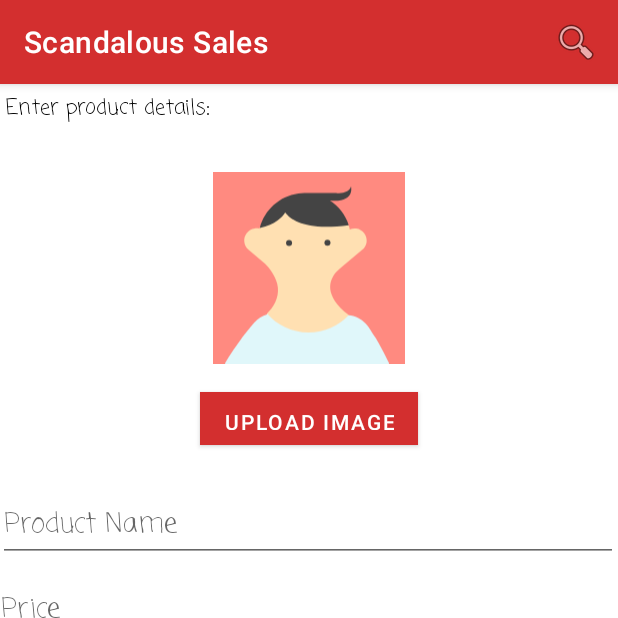
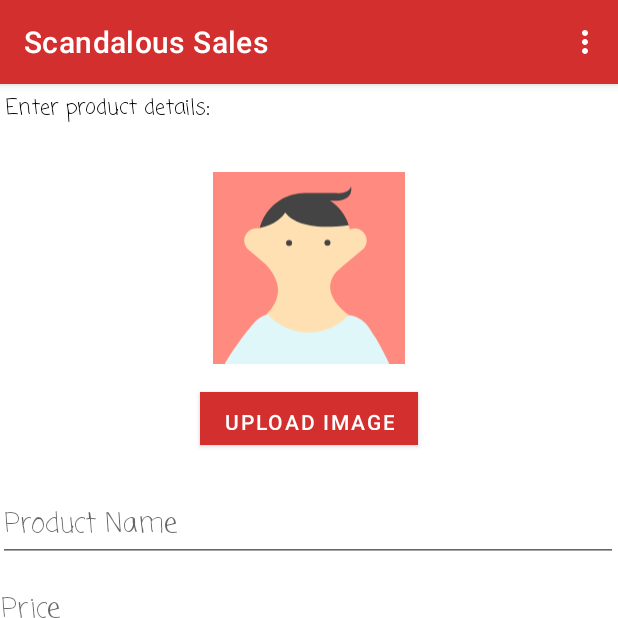
Before and after one commit to dreonwo/ScandalousSales, an Android app: the MainActivity screen opened directly, with no data from a screen before it, item 2 of the bottom bar chosen, on a phone screen of 412 x 824 dp, the top half of it. Run offline under Robolectric (Android 15) with nearby library versions, the phone set to English and light mode, and no system bars; libraries missing offline, so code that uses them is left out: com.parse; pictures from the network do not load; 8 statements that could not run were skipped.

Commit message:
I have an Issue

```diff
--- /dev/null
+++ b/app/src/main/java/com/example/scandaloussales/CaptureAct.java
@@ -0,0 +1,6 @@
+package com.example.scandaloussales;
+
+import com.journeyapps.barcodescanner.CaptureActivity;
+
+public class CaptureAct extends CaptureActivity {
+}
--- a/app/src/main/java/com/example/scandaloussales/MainActivity.java
+++ b/app/src/main/java/com/example/scandaloussales/MainActivity.java
@@ -1,18 +1,22 @@
 package com.example.scandaloussales;
 
 import androidx.annotation.NonNull;
+import androidx.appcompat.app.AppCompatActivity;
+import androidx.core.view.MenuItemCompat;
+import androidx.fragment.app.Fragment;
+import androidx.fragment.app.FragmentManager;
+
 import androidx.annotation.Nullable;
 import androidx.appcompat.app.ActionBar;
-import androidx.appcompat.app.AppCompatActivity;
-import androidx.appcompat.widget.SearchView;
-
-import androidx.appcompat.widget.Toolbar;
-import androidx.fragment.app.Fragment;
-import androidx.fragment.app.FragmentManager;
 
 import android.content.Intent;
 import android.os.Bundle;
 import android.util.Log;
+import android.view.MenuInflater;
+import android.widget.AdapterView;
+import android.widget.ArrayAdapter;
+import android.widget.ListView;
+import android.widget.SearchView;
 import android.widget.Toast;
 
 import com.example.scandaloussales.fragments.ProfileFragment;
@@ -27,24 +31,57 @@ import android.widget.EditText;
 import android.widget.TextView;
 import android.widget.Toast;
 
-
 import com.example.scandaloussales.fragments.ComposeFragment;
 import com.example.scandaloussales.fragments.PostsFragment;
 import com.google.android.material.bottomnavigation.BottomNavigationView;
 
+import java.util.ArrayList;
+
 public class MainActivity extends AppCompatActivity {
+    //private Button btnScanItem;
+    ListView listView;
+
+    ArrayList<String> stringArrayList = new ArrayList<>();
+    ArrayAdapter<String> adapter;
 
     public static final String TAG = "MainActivity";
 
+
     final FragmentManager fragmentManager = getSupportFragmentManager();
     private BottomNavigationView bottomNavigationView;
+
 
     @Override
     protected void onCreate(Bundle savedInstanceState) {
         super.onCreate(savedInstanceState);
         setContentView(R.layout.activity_main);
 
+
+        listView = findViewById(R.id.list_view);
+
+        for(int i=0; i<=100; i++){
+            stringArrayList.add("Item " + i);
+        }
+
+        adapter = new ArrayAdapter<>(MainActivity.this
+                ,android.R.layout.simple_list_item_1,stringArrayList);
+
+
+        listView.setAdapter(adapter);
+
+        listView.setOnItemClickListener(new AdapterView.OnItemClickListener() {
+            @Override
+            public void onItemClick(AdapterView<?> parent, View view, int position, long id) {
+                //Display click item position in toast
+                Toast.makeText(getApplicationContext()
+                        ,adapter.getItem(position), Toast.LENGTH_SHORT).show();
+
+            }
+        });
+
+
         bottomNavigationView = findViewById(R.id.bottomNavigation);
+
 
         bottomNavigationView.setOnNavigationItemSelectedListener(new BottomNavigationView.OnNavigationItemSelectedListener() {
             @Override
@@ -52,30 +89,72 @@ public class MainActivity extends AppCompatActivity {
                 Fragment fragment;
                 switch (menuItem.getItemId()) {
                     case R.id.action_home:
+                        //Toast.makeText(MainActivity.this, "Home!", Toast.LENGTH_SHORT).show();
                         fragment = new PostsFragment();
+                        fragmentManager.beginTransaction().replace(R.id.flContainer, fragment, "home").commit();
                         break;
                     case R.id.action_compose:
+                        //Toast.makeText(MainActivity.this, "Compose!", Toast.LENGTH_SHORT).show();
                         fragment = new ComposeFragment();
+                        fragmentManager.beginTransaction().replace(R.id.flContainer, fragment, "compose").commit();
+
                         break;
                     case R.id.action_profile:
                         fragment = new ProfileFragment();
+                        fragmentManager.beginTransaction().replace(R.id.flContainer, fragment).commit();
+
                         break;
                     default:
-                        fragment = new ComposeFragment();
-                        break;
                 }
-                fragmentManager.beginTransaction().replace(R.id.flContainer, fragment).commit();
                 return true;
             }
         });
 
+
+
         //Set default selection
         bottomNavigationView.setSelectedItemId(R.id.action_home);
+
+
+        /*
+        btnScanItem = findViewById(R.id.btnScanItem);
+
+        btnScanItem.setOnClickListener(new View.OnClickListener() {
+            @Override
+            public void onClick(View v) {
+                Intent i = new Intent(MainActivity.this, ComposeFragment.class);
+                startActivity(i);
+            }
+        });
+        */
+
+
+
     }
 
     public boolean onCreateOptionsMenu(Menu menu) {
         //Inflate the menu; this adds items to the aciton bar if it is present.
-        getMenuInflater().inflate(R.menu.menu_main, menu);
-        return true;
+     //   getMenuInflater().inflate(R.menu.menu_main, menu);
+
+        MenuInflater menuInflater = getMenuInflater();
+        menuInflater.inflate(R.menu.menu_search,menu);
+        MenuItem menuItem = menu.findItem(R.id.search_view);
+        android.widget.SearchView searchView = (SearchView) MenuItemCompat.getActionView(menuItem);
+
+        searchView.setOnQueryTextListener(new SearchView.OnQueryTextListener() {
+            @Override
+            public boolean onQueryTextSubmit(String query) {
+                return false;
+            }
+
+            @Override
+            public boolean onQueryTextChange(String newText) {
+                //Filter Array List
+                adapter.getFilter().filter(newText);
+                return false;
+            }
+        });
+
+        return super.onCreateOptionsMenu(menu);
     }
 }
--- a/app/src/main/java/com/example/scandaloussales/PostDetail.java
+++ b/app/src/main/java/com/example/scandaloussales/PostDetail.java
@@ -5,11 +5,7 @@ import android.os.Bundle;
 
 import androidx.appcompat.app.AppCompatActivity;
 
-import com.google.android.gms.maps.MapView;
-
 public class PostDetail extends AppCompatActivity {
-
-    private MapView mapView;
 
     @Override
     protected void onCreate(Bundle savedInstanceState) {
--- a/app/src/main/java/com/example/scandaloussales/fragments/ProfileFragment.java
+++ b/app/src/main/java/com/example/scandaloussales/fragments/ProfileFragment.java
@@ -65,7 +65,7 @@ public class ProfileFragment extends Fragment {
 
     @Override
     public void onCreateOptionsMenu(@NonNull Menu menu, @NonNull MenuInflater inflater) {
-        getActivity().getMenuInflater().inflate(R.menu.menu_main, menu);
+     //   getActivity().getMenuInflater().inflate(R.menu.menu_main, menu);
     }
 
     public void logoutUser() {
--- /dev/null
+++ b/app/src/main/res/drawable/ic_search.xml
@@ -0,0 +1,10 @@
+<vector xmlns:android="http://schemas.android.com/apk/res/android"
+    android:width="24dp"
+    android:height="24dp"
+    android:viewportWidth="24"
+    android:viewportHeight="24"
+    android:tint="?attr/colorControlNormal">
+  <path
+      android:fillColor="@android:color/white"
+      android:pathData="M15.5,14h-0.79l-0.28,-0.27C15.41,12.59 16,11.11 16,9.5 16,5.91 13.09,3 9.5,3S3,5.91 3,9.5 5.91,16 9.5,16c1.61,0 3.09,-0.59 4.23,-1.57l0.27,0.28v0.79l5,4.99L20.49,19l-4.99,-5zM9.5,14C7.01,14 5,11.99 5,9.5S7.01,5 9.5,5 14,7.01 14,9.5 11.99,14 9.5,14z"/>
+</vector>
--- a/app/src/main/res/layout/activity_main.xml
+++ b/app/src/main/res/layout/activity_main.xml
@@ -25,4 +25,13 @@
         app:itemTextColor="#FFFFFF"
         app:menu="@menu/menu_bottom_navigation" />
 
+    <!--
+        <ListView
+        android:layout_width="match_parent"
+        android:layout_height="match_parent"
+        android:id="@+id/list_view"
+        android:dividerHeight="2dp"
+        android:divider="@color/white"
+        tools:listitem="@android:layout/simple_list_item_1"/>
+    -->
 </RelativeLayout>
--- a/app/src/main/res/menu/menu_main.xml
+++ /dev/null
@@ -1,13 +0,0 @@
-<?xml version="1.0" encoding="utf-8"?>
-<menu xmlns:app="http://schemas.android.com/apk/res-auto"
-    xmlns:android="http://schemas.android.com/apk/res/android">
-
-    <item android:id="@+id/searchBar"
-        android:orderInCategory="5"
-        android:title="Search"
-        android:icon="@android:drawable/ic_menu_search"
-        app:showAsAction="always|collapseActionView"
-        app:actionViewClass="androidx.appcompat.widget.SearchView" />
-
-
-</menu>
--- /dev/null
+++ b/app/src/main/res/menu/menu_search.xml
@@ -0,0 +1,13 @@
+<?xml version="1.0" encoding="utf-8"?>
+<menu xmlns:android="http://schemas.android.com/apk/res/android"
+    xmlns:app="http://schemas.android.com/apk/res-auto"
+    xmlns:tools="http://schemas.android.com/tools">
+
+    <item
+        android:id="@+id/search_view"
+        android:title="@string/search"
+        android:icon="@drawable/ic_search"
+        app:actionViewClass="android.widget.SearchView"/>
+
+
+</menu>
--- /dev/null
+++ b/app/src/main/res/values/ids.xml
@@ -0,0 +1,4 @@
+<?xml version="1.0" encoding="utf-8"?>
+<resources>
+    <item name="list_view" type="id" />
+</resources>
--- a/app/src/main/res/values/strings.xml
+++ b/app/src/main/res/values/strings.xml
@@ -2,4 +2,5 @@
     <string name="app_name">Scandalous Sales</string>
     <string name="hello_blank_fragment">Hello blank fragment</string>
     <string name="title_activity_maps">Map</string>
+    <string name="search">Search</string>
 </resources>
```
Also changed, not shown: app/build.gradle (+7 -9 lines), app/src/main/AndroidManifest.xml (+0 -13 lines), app/src/main/java/com/example/scandaloussales/ScanActivity.java (added, +77 -0 lines), app/src/main/res/layout/activity_scan.xml (added, +19 -0 lines).
